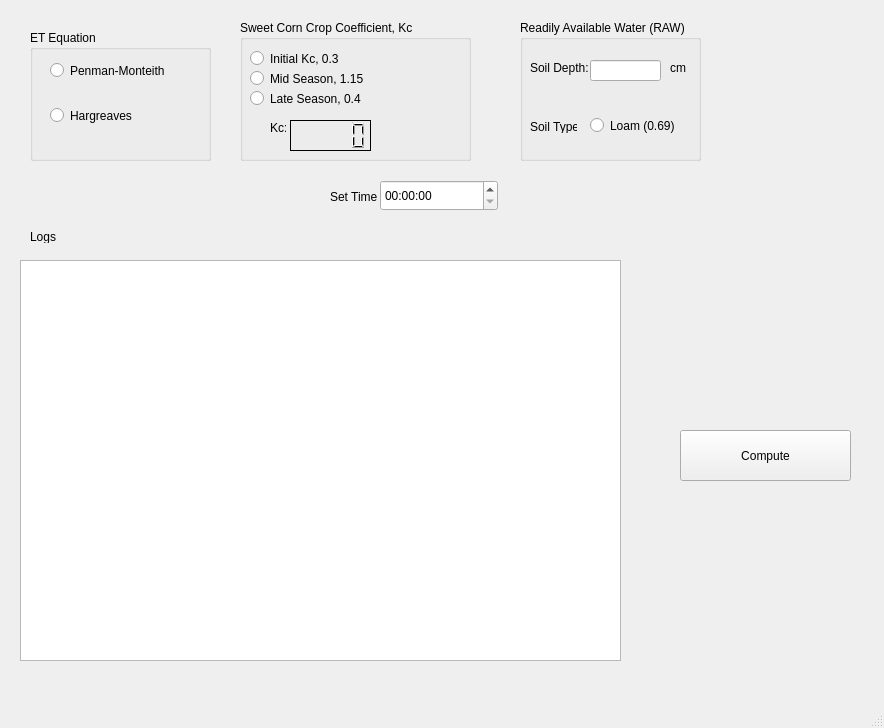
Above: main-window.ui from Nakooya/ET-Based-Irrigation before the change. Below: the same form after it.
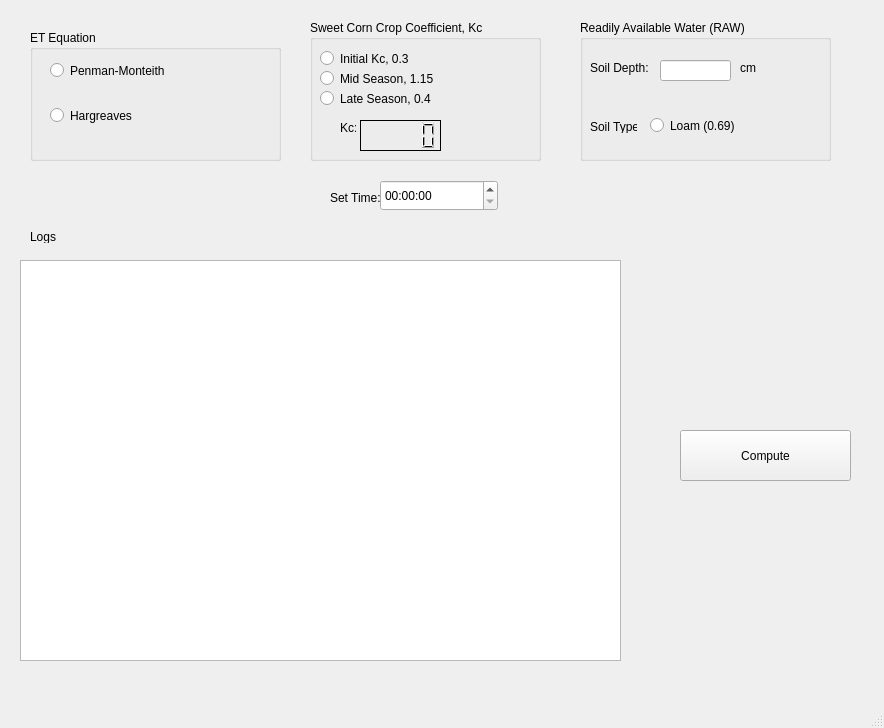
That is the form after the change.

Diff of the .ui file:
```diff
--- a/main-window.ui
+++ b/main-window.ui
@@ -40,7 +40,7 @@
    <widget class="QGroupBox" name="cropCoefficientGroup">
     <property name="geometry">
      <rect>
-      <x>240</x>
+      <x>310</x>
       <y>20</y>
       <width>231</width>
       <height>141</height>
@@ -54,7 +54,7 @@
       <rect>
        <x>10</x>
        <y>30</y>
-       <width>141</width>
+       <width>221</width>
        <height>17</height>
       </rect>
      </property>
@@ -67,7 +67,7 @@
       <rect>
        <x>10</x>
        <y>50</y>
-       <width>141</width>
+       <width>221</width>
        <height>17</height>
       </rect>
      </property>
@@ -80,7 +80,7 @@
       <rect>
        <x>10</x>
        <y>70</y>
-       <width>141</width>
+       <width>221</width>
        <height>17</height>
       </rect>
      </property>
@@ -124,9 +124,9 @@
    <widget class="QGroupBox" name="groupBox_4">
     <property name="geometry">
      <rect>
-      <x>520</x>
+      <x>580</x>
       <y>20</y>
-      <width>181</width>
+      <width>251</width>
       <height>141</height>
      </rect>
     </property>
@@ -138,7 +138,7 @@
       <rect>
        <x>10</x>
        <y>40</y>
-       <width>61</width>
+       <width>91</width>
        <height>16</height>
       </rect>
      </property>
@@ -149,7 +149,7 @@
     <widget class="QLineEdit" name="soilDepth">
      <property name="geometry">
       <rect>
-       <x>70</x>
+       <x>80</x>
        <y>40</y>
        <width>71</width>
        <height>21</height>
@@ -174,7 +174,7 @@
       <rect>
        <x>70</x>
        <y>90</y>
-       <width>101</width>
+       <width>181</width>
        <height>31</height>
       </rect>
      </property>
@@ -185,7 +185,7 @@
     <widget class="QLabel" name="label_4">
      <property name="geometry">
       <rect>
-       <x>150</x>
+       <x>160</x>
        <y>40</y>
        <width>21</width>
        <height>16</height>
@@ -201,7 +201,7 @@
      <rect>
       <x>30</x>
       <y>30</y>
-      <width>181</width>
+      <width>251</width>
       <height>131</height>
      </rect>
     </property>
@@ -213,7 +213,7 @@
       <rect>
        <x>20</x>
        <y>20</y>
-       <width>131</width>
+       <width>221</width>
        <height>41</height>
       </rect>
      </property>
@@ -263,8 +263,8 @@
      <rect>
       <x>330</x>
       <y>190</y>
-      <width>47</width>
-      <height>13</height>
+      <width>111</width>
+      <height>16</height>
      </rect>
     </property>
     <property name="text">
```
